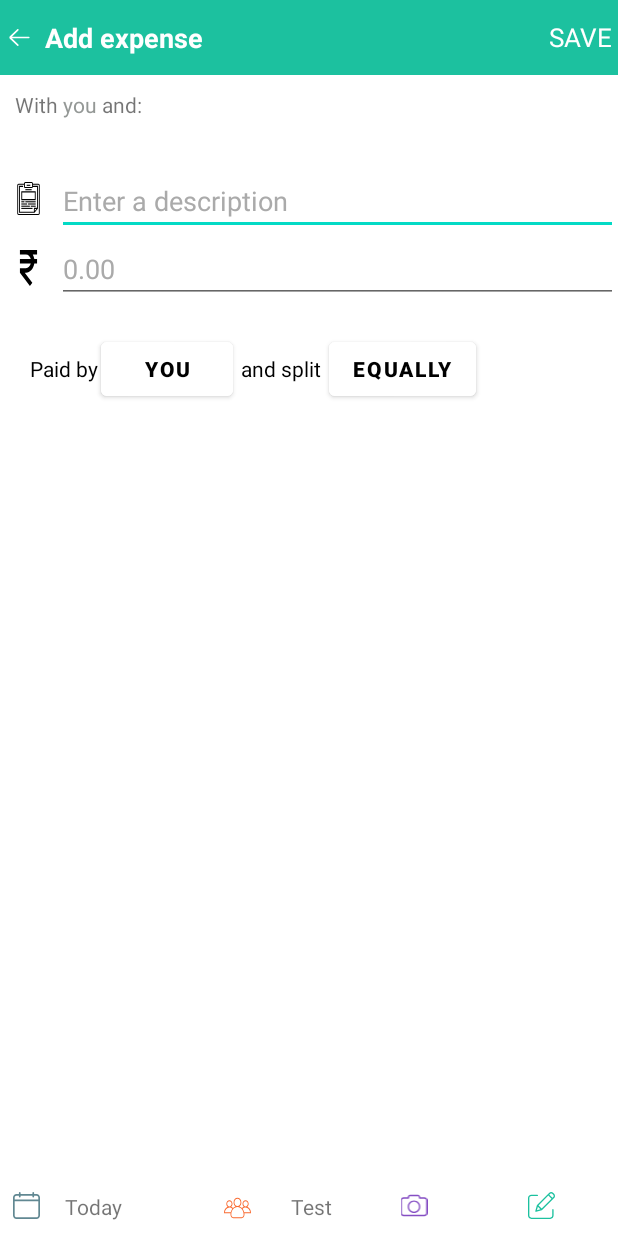
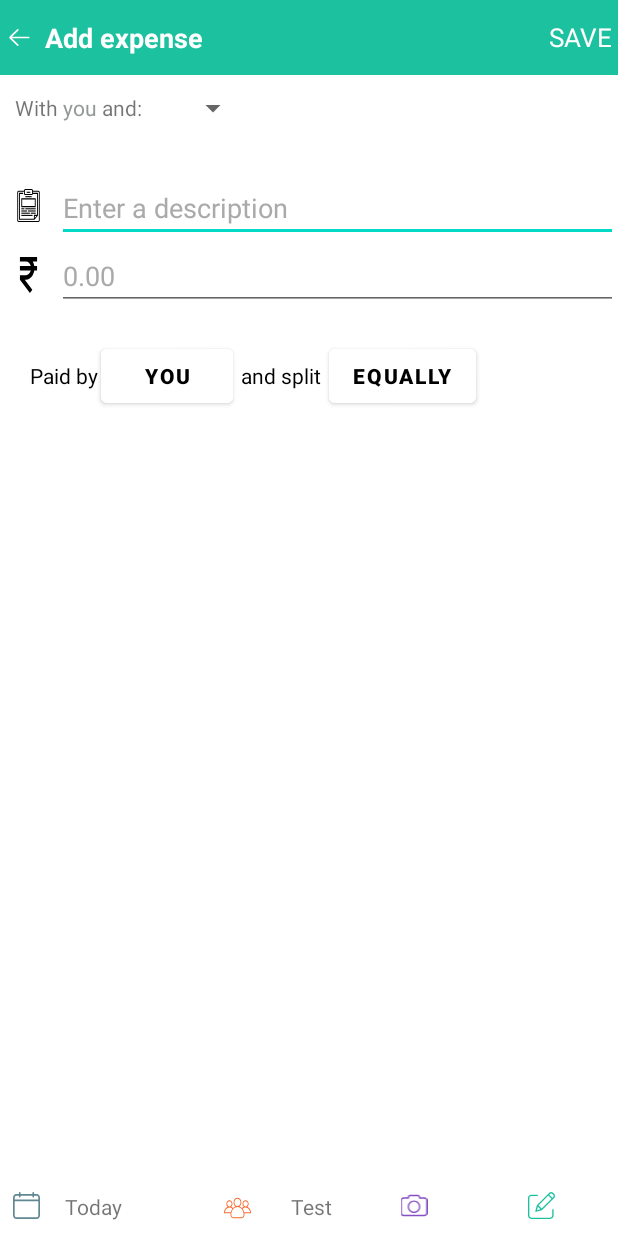
Before and after one commit to abhinavshuklaa/Splitwise_Project, an Android app: the AddIconActivity screen opened directly, with no data from a screen before it, on a phone screen of 412 x 824 dp. Run offline under Robolectric (Android 15) with nearby library versions, the phone set to English and light mode, and no system bars.

```diff
--- a/Splitwise/app/src/main/AndroidManifest.xml
+++ b/Splitwise/app/src/main/AndroidManifest.xml
@@ -9,7 +9,8 @@
         android:roundIcon="@mipmap/ic_launcher_round"
         android:supportsRtl="true"
         android:theme="@style/Theme.Splitwise">
-        <activity android:name=".AddIconActivity"></activity>
+        <activity android:name=".Choose_Contact_Activity"></activity>
+        <activity android:name=".AddIconActivity" />
         <activity android:name=".Splitwise_HomeActivity">
             <intent-filter>
                 <action android:name="android.intent.action.MAIN" />
@@ -17,7 +18,7 @@
                 <category android:name="android.intent.category.LAUNCHER" />
             </intent-filter>
         </activity>
-        <activity android:name=".MainActivity"></activity>
+        <activity android:name=".MainActivity" />
     </application>
 
 </manifest>
--- /dev/null
+++ b/Splitwise/app/src/main/java/com/example/splitwise/Friends.kt
@@ -0,0 +1,6 @@
+package com.example.splitwise
+
+data class Friends(
+    val name:String,val userUID:String,val phoneNUmber:Long){
+    constructor():this("","",-1)
+}
--- a/Splitwise/app/src/main/java/com/example/splitwise/Splitwise_HomeActivity.kt
+++ b/Splitwise/app/src/main/java/com/example/splitwise/Splitwise_HomeActivity.kt
@@ -7,8 +7,7 @@ import kotlinx.android.synthetic.main.activity_splitwise__home.*
 
 
 class Splitwise_HomeActivity : AppCompatActivity() {
-private lateinit var fregmentAdapter_Splitwise_HomeActivity: FragmentAdapter_Splitwise_HomeActivity
-
+    private lateinit var fregmentAdapter_Splitwise_HomeActivity: FragmentAdapter_Splitwise_HomeActivity
 
 
     override fun onCreate(savedInstanceState: Bundle?) {
@@ -21,7 +20,7 @@ private lateinit var fregmentAdapter_Splitwise_HomeActivity: FragmentAdapter_Spl
     }
 
     private fun InitializingAndsettingViewPager() {
-        viewPagerFragmentFriends.adapter=fregmentAdapter_Splitwise_HomeActivity
+        viewPagerFragmentFriends.adapter = fregmentAdapter_Splitwise_HomeActivity
         tabLayoutFragmentFriends.setupWithViewPager(viewPagerFragmentFriends)
 
 
--- a/Splitwise/app/src/main/res/layout/activity_add_icon.xml
+++ b/Splitwise/app/src/main/res/layout/activity_add_icon.xml
@@ -61,13 +61,20 @@
             android:layout_centerVertical="true"
             android:text="@string/with_you" />
 
-        <TextView
+
+        <Spinner
             android:id="@+id/tvSecondPerson"
             android:layout_width="wrap_content"
-            android:layout_centerVertical="true"
             android:layout_height="wrap_content"
-            android:layout_margin="10dp"
-            android:layout_toRightOf="@+id/tvWithYou" />
+            android:layout_toRightOf="@+id/tvWithYou"
+            android:layout_margin="10dp"/>
+
+
+<!--        <TextView-->
+<!--            android:layout_width="wrap_content"-->
+<!--            android:layout_centerVertical="true"-->
+<!--            android:layout_height="wrap_content"-->
+<!--            android:layout_toRightOf="@+id/tvWithYou" />-->
 
 
     </RelativeLayout>
@@ -193,6 +200,7 @@
                     android:src="@drawable/ic_calendar" />
 
                 <TextView
+                    android:id="@+id/tvToday_Date"
                     android:layout_width="0dp"
                     android:layout_height="wrap_content"
                     android:layout_margin="8dp"
@@ -201,6 +209,7 @@
 
 
                 <ImageView
+                    android:id="@+id/userGroupIcon"
                     android:layout_width="0dp"
                     android:layout_height="wrap_content"
                     android:layout_margin="8dp"
@@ -208,6 +217,7 @@
                     android:src="@drawable/ic_group" />
 
                 <TextView
+                    android:id="@+id/tvGroupName"
                     android:layout_width="0dp"
                     android:layout_height="wrap_content"
                     android:layout_margin="8dp"
@@ -216,6 +226,7 @@
 
 
                 <ImageView
+                    android:id="@+id/CameraIcon"
                     android:layout_width="0dp"
                     android:layout_height="wrap_content"
                     android:layout_margin="8dp"
@@ -223,6 +234,7 @@
                     android:src="@drawable/ic_camera" />
 
                 <ImageView
+                    android:id="@+id/notesIcon"
                     android:layout_width="wrap_content"
                     android:layout_height="wrap_content"
                     android:layout_margin="8dp"
--- a/Splitwise/app/src/main/res/values-night/themes.xml
+++ b/Splitwise/app/src/main/res/values-night/themes.xml
@@ -13,4 +13,7 @@
         <item name="android:statusBarColor" tools:targetApi="l">?attr/colorPrimaryVariant</item>
         <!-- Customize your theme here. -->
     </style>
+    <style name="AppTheme.AppBarOverlay" parent="ThemeOverlay.AppCompat.Dark.ActionBar" />
+
+    <style name="AppTheme.PopupOverlay" parent="ThemeOverlay.AppCompat.Light" />
 </resources>
--- a/Splitwise/app/src/main/res/values/strings.xml
+++ b/Splitwise/app/src/main/res/values/strings.xml
@@ -2,5 +2,5 @@
     <string name="app_name">Splitwise</string>
     <string name="hello_blank_fragment">Hello blank fragment</string>
     <string name="already_have_an_account">Already have an account? <font color='#01C6DB'>Login</font></string>
-<string name="with_you">With<font color='#949896'> you </font>and: </string>
+    <string name="with_you">With<font color='#949896'> you </font>and: </string>
 </resources>
--- a/Splitwise/app/src/main/res/values/themes.xml
+++ b/Splitwise/app/src/main/res/values/themes.xml
@@ -13,4 +13,8 @@
         <item name="android:statusBarColor" tools:targetApi="l">?attr/colorPrimaryVariant</item>
         <!-- Customize your theme here. -->
     </style>
+
+    <style name="AppTheme.AppBarOverlay" parent="ThemeOverlay.AppCompat.Dark.ActionBar" />
+
+    <style name="AppTheme.PopupOverlay" parent="ThemeOverlay.AppCompat.Light" />
 </resources>
--- a/Splitwise/build.gradle
+++ b/Splitwise/build.gradle
@@ -8,7 +8,7 @@ buildscript {
     dependencies {
         classpath "com.android.tools.build:gradle:4.1.0"
         classpath "org.jetbrains.kotlin:kotlin-gradle-plugin:$kotlin_version"
-
+        classpath 'com.google.gms:google-services:4.3.4'
         // NOTE: Do not place your application dependencies here; they belong
         // in the individual module build.gradle files
     }
```
Also changed, not shown: Splitwise/app/build.gradle (+10 -1 lines), Splitwise/app/src/main/java/com/example/splitwise/Choose_Contact_Activity.kt (added, +11 -0 lines), Splitwise/app/src/main/res/layout/activity_choose__contact_.xml (added, +12 -0 lines), 1 other file.
